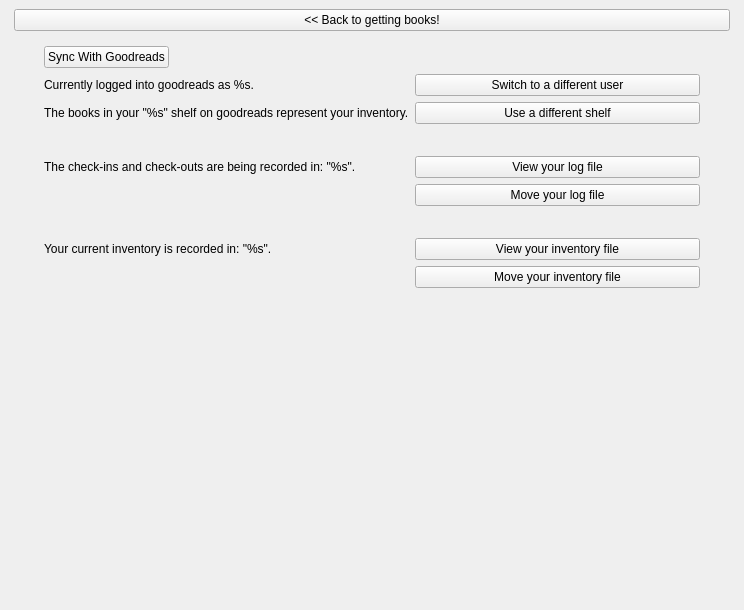
Before: the Qt Designer form checkout.ui in sbadame/checkout, drawn with Qt 5.
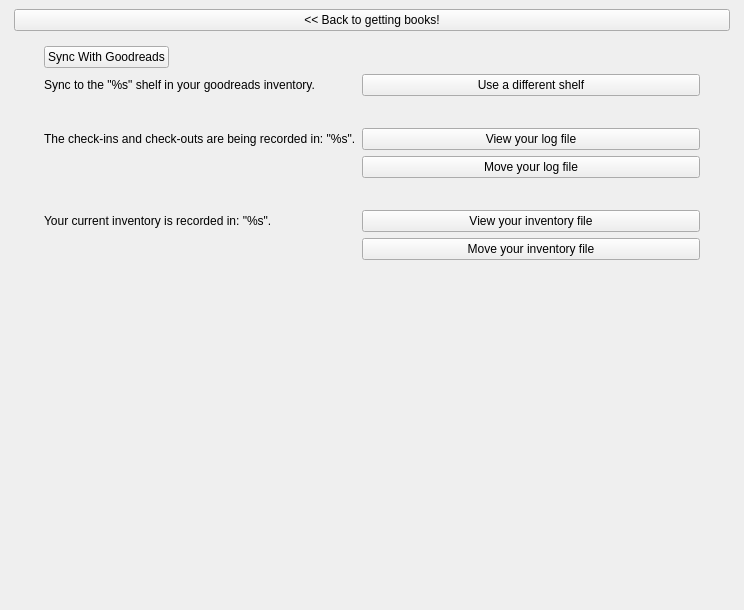
After: the same form once the commit is applied. The open tabs and pages were chosen to show the change. Custom widgets are drawn as their Qt base class.

Diff of the .ui file:
```diff
--- a/checkout.ui
+++ b/checkout.ui
@@ -217,34 +217,20 @@
                <number>30</number>
               </property>
               <item row="2" column="0">
-               <widget class="QLabel" name="user_label">
-                <property name="text">
-                 <string>Currently logged into goodreads as %s.</string>
-                </property>
-               </widget>
-              </item>
-              <item row="2" column="1">
-               <widget class="QPushButton" name="switch_user_button">
-                <property name="text">
-                 <string>Switch to a different user</string>
-                </property>
-               </widget>
-              </item>
-              <item row="3" column="0">
                <widget class="QLabel" name="library_shelf_label">
                 <property name="text">
-                 <string>The books in your &quot;%s&quot; shelf on goodreads represent your inventory.</string>
+                 <string>Sync to the &quot;%s&quot; shelf in your goodreads inventory.</string>
                 </property>
                </widget>
               </item>
-              <item row="3" column="1">
+              <item row="2" column="1">
                <widget class="QPushButton" name="switch_library_button">
                 <property name="text">
                  <string>Use a different shelf</string>
                 </property>
                </widget>
               </item>
-              <item row="5" column="0">
+              <item row="4" column="0">
                <spacer name="horizontalSpacer">
                 <property name="orientation">
                  <enum>Qt::Horizontal</enum>
@@ -257,28 +243,28 @@
                 </property>
                </spacer>
               </item>
-              <item row="6" column="0">
+              <item row="5" column="0">
                <widget class="QLabel" name="log_label">
                 <property name="text">
                  <string>The check-ins and check-outs are being recorded in: &quot;%s&quot;.</string>
                 </property>
                </widget>
               </item>
-              <item row="6" column="1">
+              <item row="5" column="1">
                <widget class="QPushButton" name="view_log_button">
                 <property name="text">
                  <string>View your log file</string>
                 </property>
                </widget>
               </item>
-              <item row="7" column="1">
+              <item row="6" column="1">
                <widget class="QPushButton" name="switch_log_button">
                 <property name="text">
                  <string>Move your log file</string>
                 </property>
                </widget>
               </item>
-              <item row="8" column="0">
+              <item row="7" column="0">
                <spacer name="horizontalSpacer_2">
                 <property name="orientation">
                  <enum>Qt::Horizontal</enum>
@@ -291,21 +277,21 @@
                 </property>
                </spacer>
               </item>
-              <item row="9" column="0">
+              <item row="8" column="0">
                <widget class="QLabel" name="inventory_label">
                 <property name="text">
                  <string>Your current inventory is recorded in: &quot;%s&quot;.</string>
                 </property>
                </widget>
               </item>
-              <item row="9" column="1">
+              <item row="8" column="1">
                <widget class="QPushButton" name="view_inventory_button">
                 <property name="text">
                  <string>View your inventory file</string>
                 </property>
                </widget>
               </item>
-              <item row="10" column="1">
+              <item row="9" column="1">
                <widget class="QPushButton" name="switch_inventory_button">
                 <property name="text">
                  <string>Move your inventory file</string>
```
Left out of the diff: 14 changed lines with no effect on the pictures.
